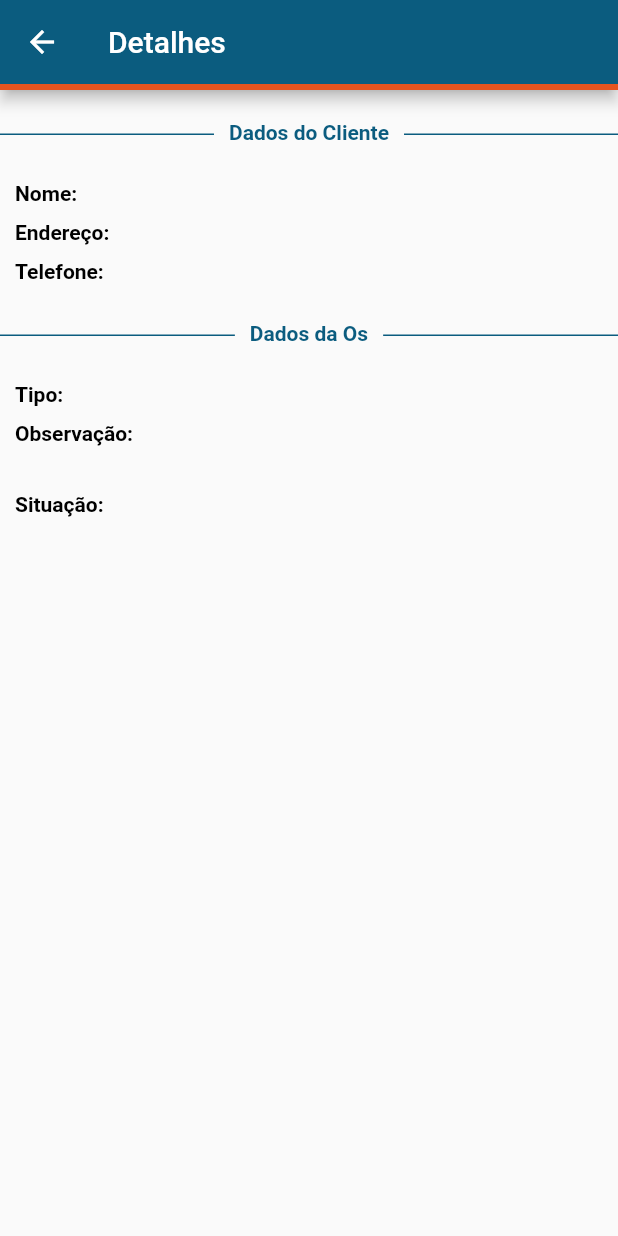
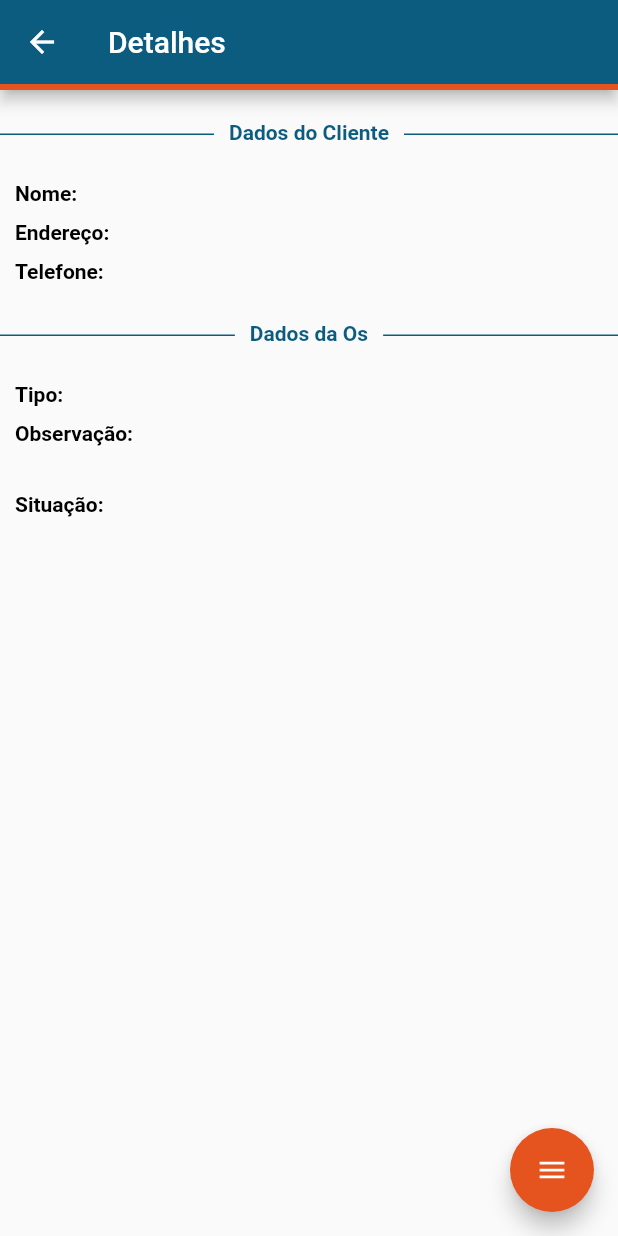
Before and after one commit to lufial-dev/gerenciamento_os_ntel, a Flutter app: the Details screen opened directly with empty values, on a phone screen of 412 x 824 dp. Run offline on Flutter 3.47's test engine with Material 2 defaults, Android fonts, the phone set to English and light mode, and no system bars; drawn by our look-alikes of flutter_speed_dial; our stand-ins replace date_format, sqflite; accounts and stored records are empty.

Commit message:
tecnico finaliza os

```diff
--- a/lib/models/ServiceModel.dart
+++ b/lib/models/ServiceModel.dart
@@ -5,7 +5,7 @@ import 'package:gerenciamento_os_ntel/services/services.dart';
 import '../util/Util.dart';
 
 class ServiceModel {
-  int id;
+  String id;
   String name;
   String address;
   String observation;
@@ -48,4 +48,8 @@ class ServiceModel {
 
     return allServices;
   }
+
+  void updateSituation(String situation){
+    Services.fetchArray("appos.php?id=${this.id}&situation=$situation");
+  }
 }
--- a/lib/views/Details.dart
+++ b/lib/views/Details.dart
@@ -1,8 +1,11 @@
 import 'package:flutter/cupertino.dart';
 import 'package:flutter/material.dart';
+import 'package:flutter_speed_dial/flutter_speed_dial.dart';
 import 'package:gerenciamento_os_ntel/models/ServiceModel.dart';
 import 'package:gerenciamento_os_ntel/util/Util.dart';
 import 'package:gerenciamento_os_ntel/widgets/TitleLine.dart';
+
+import '../util/Util.dart';
 
 class Details extends StatefulWidget {
 
@@ -18,6 +21,7 @@ class _DetailsState extends State<Details> {
   @override
   Widget build(BuildContext context) {
     return Scaffold(
+      floatingActionButton: _getFAB(),
       appBar: AppBar(
         backgroundColor: MyColors.PRIMARY,
         bottom: PreferredSize(
@@ -142,4 +146,43 @@ class _DetailsState extends State<Details> {
       ),
     );
   }
+
+  Widget _getFAB() {
+    return SpeedDial(
+      animatedIcon: AnimatedIcons.menu_close,
+      animatedIconTheme: IconThemeData(size: 22),
+      backgroundColor: MyColors.SECONDARY,
+      visible: true,
+      curve: Curves.bounceIn,
+      children: [
+
+            SpeedDialChild(
+            child: Icon(Icons.assignment_turned_in),
+            backgroundColor: MyColors.SECONDARY,
+            onTap: (){
+              widget.serviceModel.updateSituation("SEM CONTATO");
+            },
+            label: 'SEM CONTATO',
+            labelStyle: TextStyle(
+                fontWeight: FontWeight.w500,
+                color: Colors.white,
+                fontSize: 16.0),
+            labelBackgroundColor: MyColors.SECONDARY),
+
+            SpeedDialChild(
+            child: Icon(Icons.assignment_turned_in),
+            backgroundColor: MyColors.PRIMARY,
+            onTap:(){
+              widget.serviceModel.updateSituation("FEITO");
+            },
+            label: 'FEITO',
+            labelStyle: TextStyle(
+                fontWeight: FontWeight.w500,
+                color: Colors.white,
+                fontSize: 16.0),
+            labelBackgroundColor: MyColors.PRIMARY)
+      ],
+    );
+  }
+
 }
--- a/pubspec.yaml
+++ b/pubspec.yaml
@@ -23,7 +23,7 @@ dependencies:
   date_format: ^1.0.9
   sqflite: ^1.3.1+1
   path_provider: ^1.6.18
-  splashscreen: ^1.2.0
+  flutter_speed_dial: ^1.2.5
 
 
   # The following adds the Cupertino Icons font to your application.
```
Also changed, not shown: lib/util/Util.dart (+15 -1 lines), lib/views/Splash.dart (+8 -4 lines), pubspec.lock.
